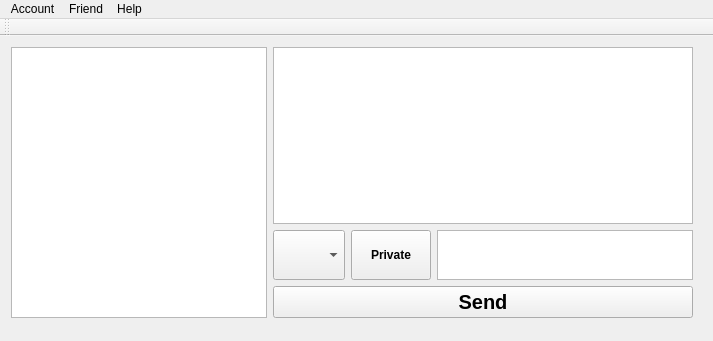
This is pTox/mainwindow.ui in PiotrParysek/pTox as Qt 5 draws it before an edit. The edited form follows.
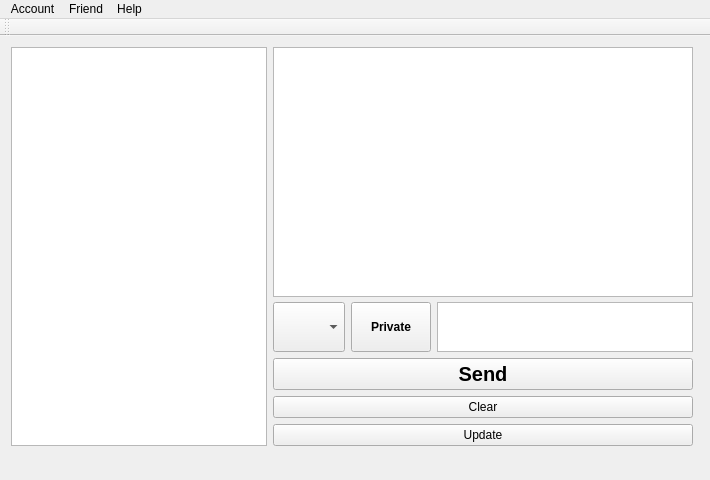
This is the edited form.

Patch:
```diff
--- a/pTox/mainwindow.ui
+++ b/pTox/mainwindow.ui
@@ -6,8 +6,8 @@
    <rect>
     <x>0</x>
     <y>0</y>
-    <width>713</width>
-    <height>341</height>
+    <width>710</width>
+    <height>480</height>
    </rect>
   </property>
   <property name="sizePolicy">
@@ -26,7 +26,7 @@
       <x>0</x>
       <y>0</y>
       <width>704</width>
-      <height>293</height>
+      <height>421</height>
      </rect>
     </property>
     <layout class="QHBoxLayout" name="horizontalLayout_2">
@@ -36,7 +36,14 @@
      <item>
       <layout class="QVBoxLayout" name="verticalLayout_2">
        <item>
-        <widget class="QTextBrowser" name="textBrowser"/>
+        <widget class="QTextBrowser" name="textBrowser">
+         <property name="minimumSize">
+          <size>
+           <width>0</width>
+           <height>250</height>
+          </size>
+         </property>
+        </widget>
        </item>
        <item>
         <layout class="QVBoxLayout" name="verticalLayout">
@@ -121,6 +128,20 @@
            </property>
           </widget>
          </item>
+         <item>
+          <widget class="QPushButton" name="pushButton_Clear">
+           <property name="text">
+            <string>Clear</string>
+           </property>
+          </widget>
+         </item>
+         <item>
+          <widget class="QPushButton" name="pushButton_Update">
+           <property name="text">
+            <string>Update</string>
+           </property>
+          </widget>
+         </item>
         </layout>
        </item>
       </layout>
@@ -133,7 +154,7 @@
     <rect>
      <x>0</x>
      <y>0</y>
-     <width>713</width>
+     <width>710</width>
      <height>22</height>
     </rect>
    </property>
```
